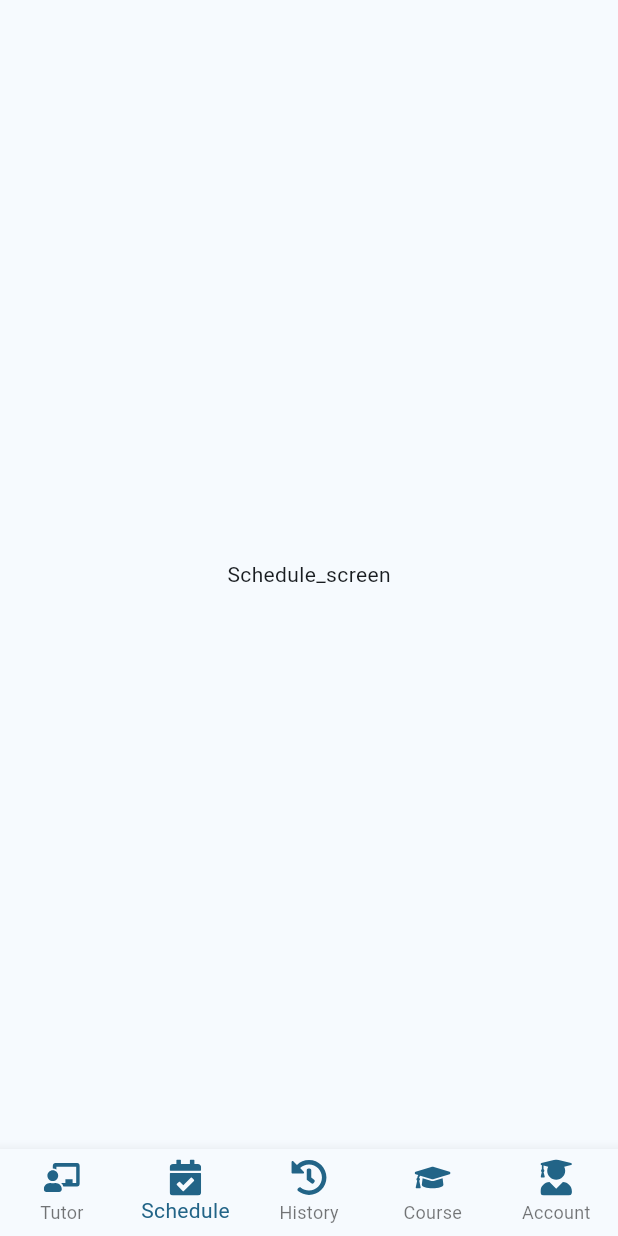
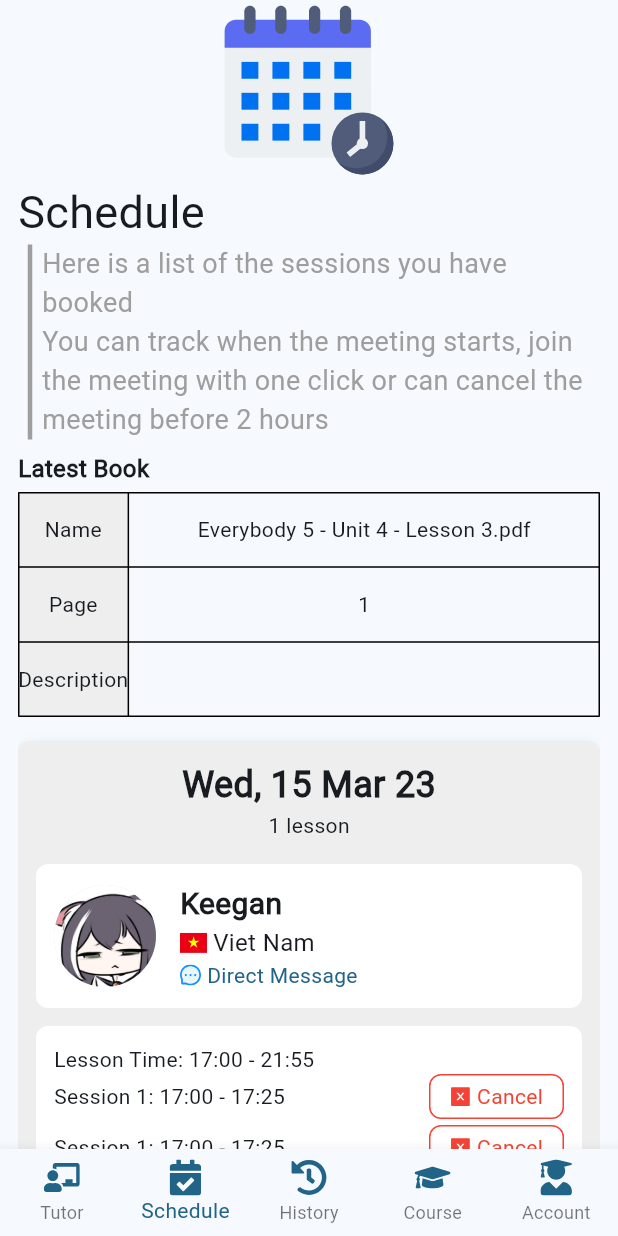
Before and after one commit to Catelt/Our-Tutor, a Flutter app: the screen it shows after launch, item 2 of the bottom bar chosen, on a phone screen of 412 x 824 dp. Run offline on Flutter 3.47's test engine with Material 2 defaults, Android fonts, the phone set to English and light mode, and no system bars; our stand-ins replace bloc, flutter_rating_bar, flutter_svg, go_router, video_player.

Commit message:
schedule screen

```diff
--- a/lib/app/constants/app_icon.dart
+++ b/lib/app/constants/app_icon.dart
@@ -20,6 +20,9 @@ class AppIcon {
   static const icBook = '$baseUrl/ic_book.svg';
   static const icUserGroup = '$baseUrl/ic_usergroup.svg';
   static const icCircleQuestion = '$baseUrl/ic_circle_question.svg';
+  static const icMessage = '$baseUrl/ic_message.svg';
+  static const icCloseSquare = '$baseUrl/ic_close_square.svg';
 
   static const course = '$baseUrl/course.svg';
+  static const calendar = '$baseUrl/calendar.svg';
 }
--- a/lib/app/features/schedule/presentation/view/schedule_screen.dart
+++ b/lib/app/features/schedule/presentation/view/schedule_screen.dart
@@ -1,6 +1,8 @@
 import 'package:flutter/material.dart';
-import 'package:flutter/src/widgets/framework.dart';
-import 'package:flutter/src/widgets/placeholder.dart';
+import 'package:our_tutor/app/common_widgets/svg_widget.dart';
+import 'package:our_tutor/app/constants/app_icon.dart';
+import 'package:our_tutor/app/constants/app_size.dart';
+import 'package:our_tutor/app/features/schedule/presentation/widgets/schedule_item.dart';
 
 class ScheduleScreen extends StatelessWidget {
   const ScheduleScreen({super.key});
@@ -8,9 +10,91 @@ class ScheduleScreen extends StatelessWidget {
   @override
   Widget build(BuildContext context) {
     return Scaffold(
-      body: Center(
-        child: Text("Schedule_screen"),
+      body: Padding(
+        padding: const EdgeInsets.symmetric(horizontal: Sizes.p12),
+        child: ListView(
+          children: [
+            const SvgWidget(
+              assetName: AppIcon.calendar,
+              size: 120,
+            ),
+            const Text(
+              'Schedule',
+              style: TextStyle(fontSize: 30),
+            ),
+            IntrinsicHeight(
+              child: Row(
+                children: const [
+                  VerticalDivider(
+                    color: Colors.grey,
+                    thickness: 3,
+                  ),
+                  Expanded(
+                    child: Text(
+                      'Here is a list of the sessions you have booked\nYou can track when the meeting starts, join the meeting with one click or can cancel the meeting before 2 hours',
+                      style: TextStyle(fontSize: 18, color: Colors.grey),
+                    ),
+                  ),
+                ],
+              ),
+            ),
+            gapH8,
+            latestBook(),
+            gapH16,
+            ListView.separated(
+              physics: const NeverScrollableScrollPhysics(),
+              shrinkWrap: true,
+              itemCount: 5,
+              itemBuilder: (context, index) => const ScheduleItem(),
+              separatorBuilder: ((context, index) => gapH8),
+            )
+          ],
+        ),
       ),
     );
   }
+
+  Widget latestBook() {
+    return Column(
+      crossAxisAlignment: CrossAxisAlignment.start,
+      children: [
+        const Text(
+          'Latest Book',
+          style: TextStyle(
+            fontSize: 16,
+            fontWeight: FontWeight.bold,
+          ),
+        ),
+        gapH4,
+        Table(
+          border: TableBorder.all(),
+          defaultVerticalAlignment: TableCellVerticalAlignment.middle,
+          columnWidths: const {
+            0: IntrinsicColumnWidth(),
+            1: FlexColumnWidth(),
+          },
+          children: [
+            tableRowItem('Name', 'Everybody 5 - Unit 4 - Lesson 3.pdf'),
+            tableRowItem('Page', '1'),
+            tableRowItem('Description', ''),
+          ],
+        ),
+      ],
+    );
+  }
+
+  TableRow tableRowItem(String title, String topic) {
+    return TableRow(
+      children: [
+        TableCell(
+          verticalAlignment: TableCellVerticalAlignment.fill,
+          child: Container(
+            color: Colors.grey[200],
+            child: Center(child: Text(title)),
+          ),
+        ),
+        Container(height: 50, child: Center(child: Text(topic))),
+      ],
+    );
+  }
 }
--- /dev/null
+++ b/lib/app/features/schedule/presentation/widgets/request_lesson.dart
@@ -0,0 +1,81 @@
+import 'package:flutter/material.dart';
+import 'package:our_tutor/app/constants/app_size.dart';
+
+class RequestLessonWidget extends StatefulWidget {
+  const RequestLessonWidget({super.key});
+
+  @override
+  State<RequestLessonWidget> createState() => _RequestLessonWidgetState();
+}
+
+class _RequestLessonWidgetState extends State<RequestLessonWidget> {
+  bool expanded = false;
+
+  @override
+  Widget build(BuildContext context) {
+    return Column(
+      children: [
+        GestureDetector(
+          onTap: () {
+            setState(() {
+              expanded = !expanded;
+            });
+          },
+          child: Container(
+            padding: const EdgeInsets.symmetric(horizontal: Sizes.p8),
+            height: 46,
+            decoration: BoxDecoration(
+              color: Colors.grey[200],
+              border: Border.all(color: Colors.grey, width: 1),
+            ),
+            child: Row(children: [
+              if (expanded)
+                const Icon(
+                  Icons.keyboard_arrow_down,
+                  size: 12,
+                )
+              else
+                const Icon(
+                  Icons.arrow_forward_ios,
+                  size: 12,
+                ),
+              gapW4,
+              const Text(
+                'Request for lesson',
+                style: TextStyle(
+                  fontSize: 14,
+                ),
+              ),
+              const Spacer(),
+              Text('Edit Request',
+                  style: TextStyle(
+                      fontSize: 14,
+                      color: Theme.of(context).colorScheme.primary)),
+            ]),
+          ),
+        ),
+        AnimatedSwitcher(
+          duration: const Duration(milliseconds: 300),
+          transitionBuilder: (child, animation) {
+            return SizeTransition(sizeFactor: animation, child: child);
+          },
+          child: expanded
+              ? Container(
+                  padding: const EdgeInsets.all(Sizes.p16),
+                  decoration: const BoxDecoration(
+                    border: Border(
+                      left: BorderSide(color: Colors.grey),
+                      right: BorderSide(color: Colors.grey),
+                      bottom: BorderSide(color: Colors.grey),
+                    ),
+                  ),
+                  child: const Center(
+                      child: Text(
+                          'Currently there are no requests for this class. Please write down any requests for the teacher.')),
+                )
+              : null,
+        )
+      ],
+    );
+  }
+}
--- /dev/null
+++ b/lib/app/features/schedule/presentation/widgets/schedule_item.dart
@@ -0,0 +1,163 @@
+import 'package:flutter/material.dart';
+import 'package:our_tutor/app/common_widgets/common_widgets.dart';
+import 'package:our_tutor/app/constants/app_icon.dart';
+import 'package:our_tutor/app/constants/app_size.dart';
+import 'package:our_tutor/app/constants/countries.dart';
+import 'package:our_tutor/app/features/schedule/presentation/widgets/request_lesson.dart';
+
+class ScheduleItem extends StatelessWidget {
+  const ScheduleItem({super.key});
+
+  @override
+  Widget build(BuildContext context) {
+    return Container(
+      padding: const EdgeInsets.all(Sizes.p12),
+      decoration: BoxDecoration(
+        color: Colors.grey[200],
+        borderRadius: BorderRadius.circular(8),
+        boxShadow: [
+          BoxShadow(
+            color: Theme.of(context).colorScheme.primary.withOpacity(0.16),
+            spreadRadius: 0,
+            blurRadius: 5,
+            offset: const Offset(0, 2),
+          )
+        ],
+      ),
+      child: Column(
+        children: [
+          const Text(
+            'Wed, 15 Mar 23',
+            style: TextStyle(fontSize: 24, fontWeight: FontWeight.bold),
+          ),
+          const Text(
+            '1 lesson',
+            style: TextStyle(fontSize: 14),
+          ),
+          gapH16,
+          infoTutor(context),
+          gapH12,
+          infoLesson()
+        ],
+      ),
+    );
+  }
+
+  Widget infoTutor(BuildContext context) {
+    return Container(
+      padding: const EdgeInsets.all(Sizes.p12),
+      decoration: BoxDecoration(
+        color: Colors.white,
+        borderRadius: BorderRadius.circular(8),
+      ),
+      child: Row(
+        children: [
+          CircleAvatar(
+            radius: 34,
+            backgroundImage: Image.asset('assets/image_tutor/sample.jpg').image,
+          ),
+          gapW16,
+          Column(
+            crossAxisAlignment: CrossAxisAlignment.start,
+            children: [
+              const Text(
+                'Keegan',
+                style: TextStyle(
+                  fontSize: 20,
+                  fontWeight: FontWeight.bold,
+                ),
+              ),
+              Row(
+                children: [
+                  SvgWidget(assetName: vn.imageUrl, size: 18),
+                  gapW4,
+                  Text(
+                    vn.name,
+                    style: const TextStyle(fontSize: 16),
+                  )
+                ],
+              ),
+              Row(
+                children: [
+                  const SvgWidget(
+                    assetName: AppIcon.icMessage,
+                    size: 14,
+                    // color: Theme.of(context).colorScheme.primary,
+                  ),
+                  gapW4,
+                  Text(
+                    'Direct Message',
+                    style: TextStyle(
+                      fontSize: 14,
+                      color: Theme.of(context).colorScheme.primary,
+                    ),
+                  )
+                ],
+              )
+            ],
+          ),
+        ],
+      ),
+    );
+  }
+
+  Widget infoLesson() {
+    return Container(
+      padding: const EdgeInsets.all(Sizes.p12),
+      decoration: BoxDecoration(
+        color: Colors.white,
+        borderRadius: BorderRadius.circular(8),
+      ),
+      child: ListView(
+        physics: const NeverScrollableScrollPhysics(),
+        shrinkWrap: true,
+        children: [
+          const Text('Lesson Time: 17:00 - 21:55'),
+          ListView.separated(
+            physics: const NeverScrollableScrollPhysics(),
+            shrinkWrap: true,
+            itemCount: 5,
+            itemBuilder: (context, index) => lessonItem(),
+            separatorBuilder: (context, index) => gapH4,
+          ),
+          gapH12,
+          const RequestLessonWidget(),
+        ],
+      ),
+    );
+  }
+
+  Widget lessonItem() {
+    return Row(
+      children: [
+        const Text('Session 1: 17:00 - 17:25'),
+        const Spacer(),
+        Visibility(
+          child: Container(
+            width: 90,
+            height: 30,
+            decoration: BoxDecoration(
+              borderRadius: BorderRadius.circular(8),
+              border: Border.all(color: Colors.red, width: 1),
+            ),
+            child: Row(
+              mainAxisAlignment: MainAxisAlignment.center,
+              children: const [
+                SvgWidget(
+                  assetName: AppIcon.icCloseSquare,
+                  size: 14,
+                  color: Colors.red,
+                ),
+                gapW4,
+                Text(
+                  'Cancel',
+                  style: TextStyle(fontSize: 14, color: Colors.red),
+                )
+              ],
+            ),
+          ),
+        )
+      ],
+    );
+  }
+}
```
Also changed, not shown: assets/images/calendar.svg (added), assets/images/ic_close_square.svg (added), assets/images/ic_message.svg (added).
